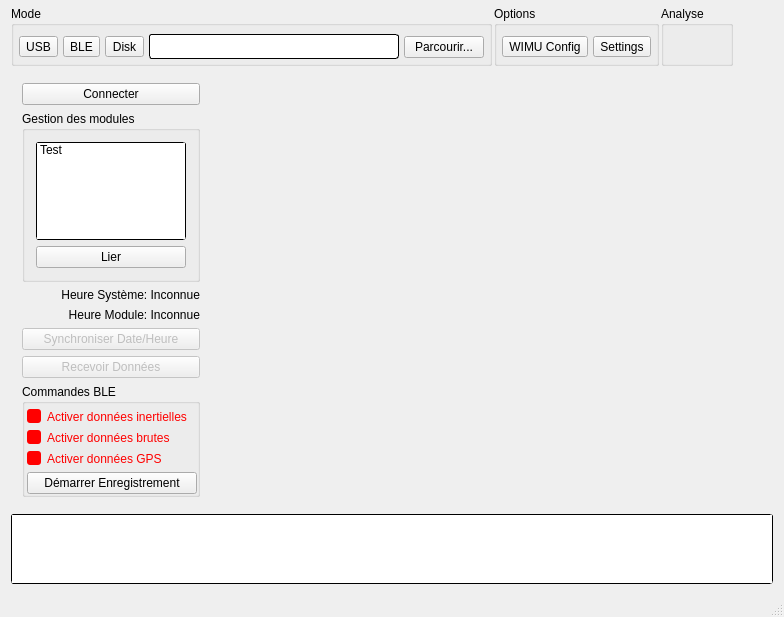
First picture: the form in mainwindow.ui, repository CDRV/openwimu, before the edit.
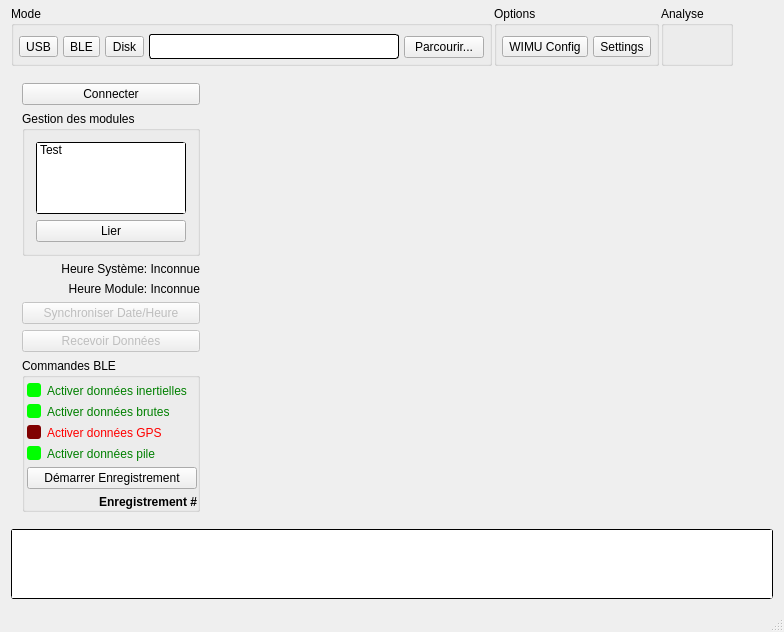
Second picture: the form after the edit. Icons and pictures are not drawn.

What changed in the file:
```diff
--- a/mainwindow.ui
+++ b/mainwindow.ui
@@ -7,7 +7,7 @@
     <x>0</x>
     <y>0</y>
     <width>720</width>
-    <height>617</height>
+    <height>632</height>
    </rect>
   </property>
   <property name="windowTitle">
@@ -516,6 +516,9 @@
                <property name="text">
                 <string>Activer données inertielles</string>
                </property>
+               <property name="checked">
+                <bool>true</bool>
+               </property>
               </widget>
              </item>
              <item>
@@ -526,16 +529,35 @@
                <property name="text">
                 <string>Activer données brutes</string>
                </property>
+               <property name="checked">
+                <bool>true</bool>
+               </property>
               </widget>
              </item>
              <item>
               <widget class="QCheckBox" name="chkBLEEnableGPS">
+               <property name="enabled">
+                <bool>false</bool>
+               </property>
                <property name="cursor">
                 <cursorShape>PointingHandCursor</cursorShape>
                </property>
                <property name="text">
                 <string>Activer données GPS</string>
                </property>
+               <property name="checked">
+                <bool>false</bool>
+               </property>
+              </widget>
+             </item>
+             <item>
+              <widget class="QCheckBox" name="chkBLEEnableBatt">
+               <property name="text">
+                <string>Activer données pile</string>
+               </property>
+               <property name="checked">
+                <bool>true</bool>
+               </property>
               </widget>
              </item>
              <item>
@@ -555,6 +577,25 @@
                  <width>24</width>
                  <height>24</height>
                 </size>
+               </property>
+               <property name="checkable">
+                <bool>true</bool>
+               </property>
+              </widget>
+             </item>
+             <item>
+              <widget class="QLabel" name="lblBLERecNum">
+               <property name="font">
+                <font>
+                 <weight>75</weight>
+                 <bold>true</bold>
+                </font>
+               </property>
+               <property name="text">
+                <string>Enregistrement #</string>
+               </property>
+               <property name="alignment">
+                <set>Qt::AlignRight|Qt::AlignTrailing|Qt::AlignVCenter</set>
                </property>
               </widget>
              </item>
```
